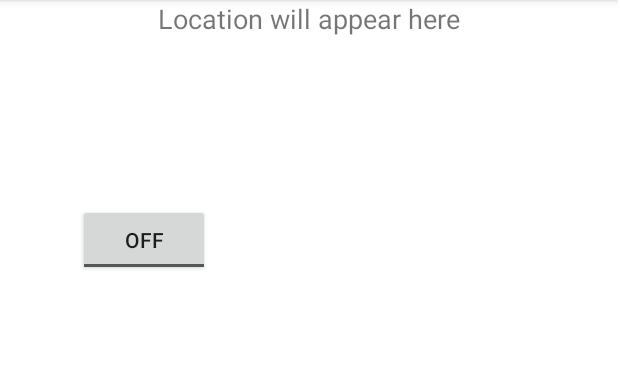
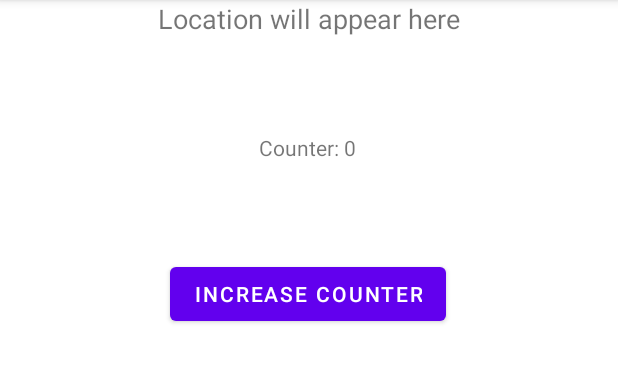
Before and after one commit to river0203/Android-GpsTest-App, an Android app: the screen it shows after launch (MainActivity), on a phone screen of 412 x 824 dp, the part 84-467 px from its top. Run offline under Robolectric (Android 15) with nearby library versions, the phone set to English and light mode, and no system bars.

Commit message:
btn plus

```diff
--- a/app/src/main/java/com/luvris2/gpstestapp/MainActivity.java
+++ b/app/src/main/java/com/luvris2/gpstestapp/MainActivity.java
@@ -5,21 +5,16 @@ import androidx.appcompat.app.AppCompatActivity;
 import androidx.core.app.ActivityCompat;
 
 import android.Manifest;
-import android.content.Context;
 import android.content.pm.PackageManager;
-import android.location.Address;
 import android.location.Location;
 import android.location.LocationListener;
 import android.location.LocationManager;
 import android.os.Bundle;
-import android.os.CountDownTimer;
 import android.util.Log;
 import android.view.View;
+import android.widget.Button;
 import android.widget.TextView;
 import android.widget.Toast;
-import android.widget.ToggleButton;
-
-import org.w3c.dom.Text;
 
 public class MainActivity extends AppCompatActivity {
 
@@ -30,6 +25,9 @@ public class MainActivity extends AppCompatActivity {
     double latitude;
     double longitude;
     TextView tvLocation;  // TextView 선언
+    TextView tvCounter;   // 카운터 값을 표시하는 TextView
+    Button btnIncrease;   // 수치를 증가시킬 버튼
+    int counter = 0;      // 카운터 값 (0부터 시작)
 
     @Override
     protected void onCreate(Bundle savedInstanceState) {
@@ -38,6 +36,19 @@ public class MainActivity extends AppCompatActivity {
 
         // TextView 초기화
         tvLocation = findViewById(R.id.tvLocation);
+        tvCounter = findViewById(R.id.tvCounter);  // 카운터를 표시할 TextView
+        btnIncrease = findViewById(R.id.btnIncrease);  // 카운터를 증가시킬 버튼
+
+        // 버튼 클릭 리스너 설정
+        btnIncrease.setOnClickListener(new View.OnClickListener() {
+            @Override
+            public void onClick(View v) {
+                if (counter < 100) {
+                    counter += 1;
+                    tvCounter.setText("Counter: " + counter);
+                }
+            }
+        });
 
         locationManager = (LocationManager) this.getSystemService(LOCATION_SERVICE);
         locationListener = new LocationListener() {
@@ -70,16 +81,6 @@ public class MainActivity extends AppCompatActivity {
                 3000, -1, locationListener);
     }
 
-    public void onToggleClicked(View view) {
-        boolean on = ((ToggleButton) view).isChecked();
-
-        if (on) {
-            Toast.makeText(this, "Press on", Toast.LENGTH_SHORT).show();
-        } else {
-            Toast.makeText(this, "Unchecked", Toast.LENGTH_SHORT).show();
-        }
-    }
-
     // 앱 권한 요청 설정 메소드
     @Override
     public void onRequestPermissionsResult(int requestCode, @NonNull String[] permissions, @NonNull int[] grantResults) {
--- a/app/src/main/res/layout/activity_main.xml
+++ b/app/src/main/res/layout/activity_main.xml
@@ -5,18 +5,6 @@
     android:layout_width="match_parent"
     android:layout_height="match_parent"
     tools:context=".MainActivity">
-
-    <ToggleButton
-        android:id="@+id/toggleButton"
-        android:layout_width="wrap_content"
-        android:layout_height="wrap_content"
-        android:layout_marginStart="52dp"
-        android:layout_marginTop="136dp"
-        android:checked="false"
-        android:onClick="onToggleClicked"
-        android:text="Press"
-        app:layout_constraintStart_toStartOf="parent"
-        app:layout_constraintTop_toTopOf="parent" />
 
     <TextView
         android:id="@+id/tvLocation"
@@ -29,4 +17,34 @@
         app:layout_constraintStart_toStartOf="parent"
         tools:layout_editor_absoluteY="72dp" />
 
+    <!-- 카운터 값을 표시할 TextView -->
+
+    <!-- 버튼을 추가하여 카운터 값을 증가시키는 역할 -->
+
+    <TextView
+        android:id="@+id/tvCounter"
+        android:layout_width="wrap_content"
+        android:layout_height="wrap_content"
+        android:layout_below="@id/tvLocation"
+        android:layout_centerHorizontal="true"
+        android:layout_marginTop="64dp"
+        android:text="Counter: 0"
+        app:layout_constraintEnd_toEndOf="parent"
+        app:layout_constraintHorizontal_bias="0.498"
+        app:layout_constraintStart_toStartOf="parent"
+        app:layout_constraintTop_toBottomOf="@+id/tvLocation" />
+
+    <Button
+        android:id="@+id/btnIncrease"
+        android:layout_width="wrap_content"
+        android:layout_height="wrap_content"
+        android:layout_below="@id/tvCounter"
+        android:layout_centerHorizontal="true"
+        android:layout_marginTop="64dp"
+        android:text="Increase Counter"
+        app:layout_constraintEnd_toEndOf="parent"
+        app:layout_constraintHorizontal_bias="0.497"
+        app:layout_constraintStart_toStartOf="parent"
+        app:layout_constraintTop_toBottomOf="@+id/tvCounter" />
+
 </androidx.constraintlayout.widget.ConstraintLayout>
```
